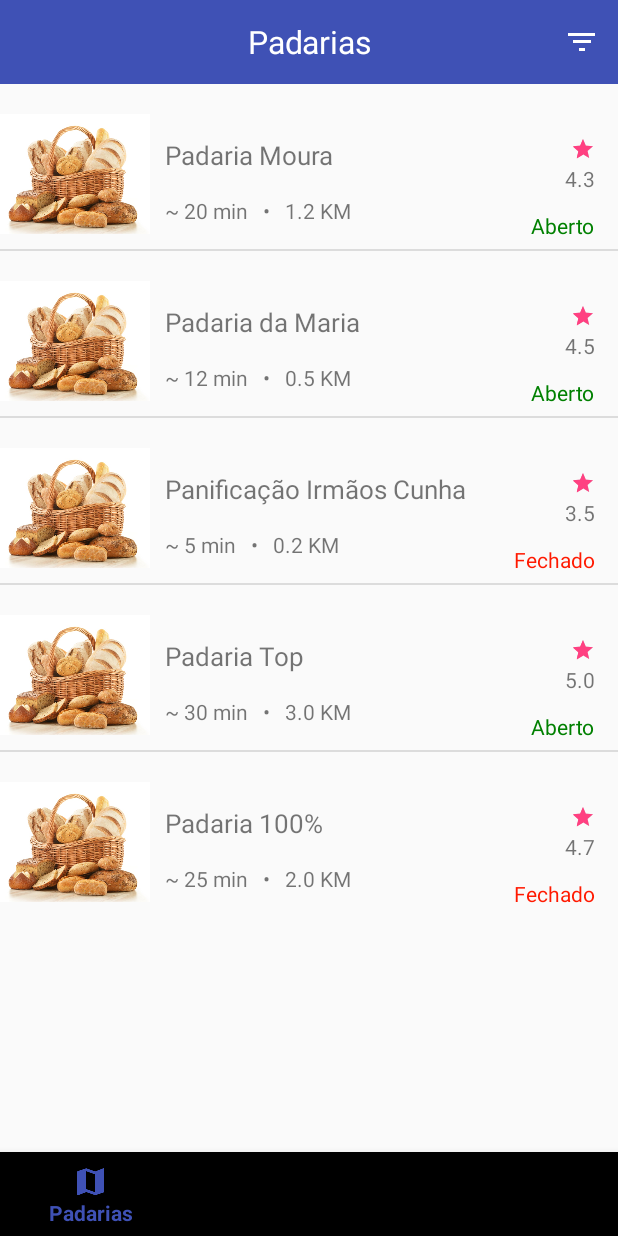
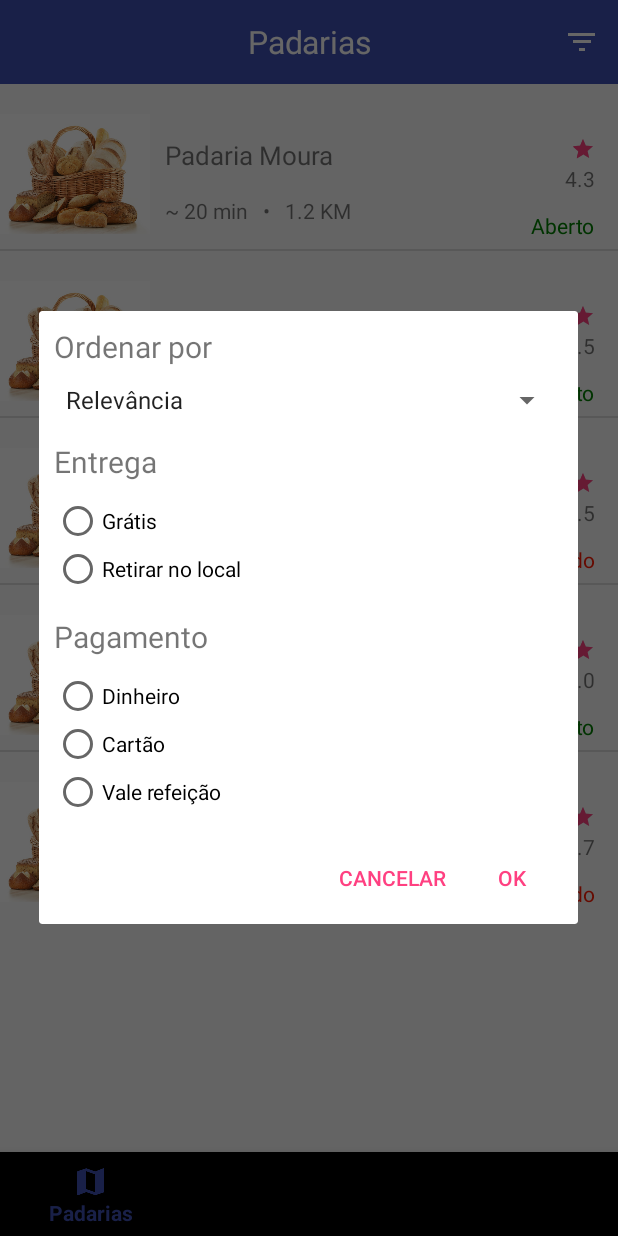
Before and after one commit to Jamylle/Horadopao, an Android app: the PlacesFragment screen opened directly, with no data from a screen before it, after a tap on "Aplicar Filtro", on a phone screen of 412 x 824 dp. Run offline under Robolectric (Android 15) with nearby library versions, the phone set to English and light mode, and no system bars.

```diff
--- a/AhoradoPao/app/src/main/java/com/example/jamylle/ahoradopao/fragments/PlaceDetailsFragment.java
+++ b/AhoradoPao/app/src/main/java/com/example/jamylle/ahoradopao/fragments/PlaceDetailsFragment.java
@@ -41,7 +41,7 @@ public class PlaceDetailsFragment extends Fragment {
 
         TextView toolbarTitle = (TextView) toolbar.findViewById(R.id.toolbar_main_title);
         toolbarTitle.setText(bundle.getString("nome"));
-        toolbarTitle.setTextSize(15);
+        toolbarTitle.setTextSize(18);
 
         TextView nome          = (TextView) view.findViewById(R.id.textView_bakery_name);
         TextView avaliacao     = (TextView) view.findViewById(R.id.textView_ratingBar);
--- a/AhoradoPao/app/src/main/java/com/example/jamylle/ahoradopao/fragments/PlacesFragment.java
+++ b/AhoradoPao/app/src/main/java/com/example/jamylle/ahoradopao/fragments/PlacesFragment.java
@@ -1,20 +1,28 @@
 package com.example.jamylle.ahoradopao.fragments;
 
+import android.content.DialogInterface;
 import android.os.Bundle;
 import android.support.v4.app.Fragment;
 import android.support.v4.app.FragmentManager;
+import android.support.v7.app.AlertDialog;
 import android.support.v7.widget.Toolbar;
 import android.view.LayoutInflater;
+import android.view.Menu;
+import android.view.MenuInflater;
+import android.view.MenuItem;
 import android.view.View;
 import android.view.ViewGroup;
 import android.widget.AdapterView;
+import android.widget.ArrayAdapter;
 import android.widget.ListView;
+import android.widget.Spinner;
 import android.widget.TextView;
 
 import com.example.jamylle.ahoradopao.R;
 import com.example.jamylle.ahoradopao.adapters.PadariaAdapter;
 
 import java.util.ArrayList;
+import java.util.List;
 
 public class PlacesFragment extends Fragment {
 
@@ -35,6 +43,53 @@ public class PlacesFragment extends Fragment {
         if(!toolbar.getMenu().hasVisibleItems()) {
 
             toolbar.inflateMenu(R.menu.menu_toolbar_main);
+            toolbar.setOnMenuItemClickListener(new Toolbar.OnMenuItemClickListener() {
+
+                @Override
+                public boolean onMenuItemClick(MenuItem item) {
+
+                    switch (item.getItemId()) {
+
+                        case R.id.action_filter:
+
+                            LayoutInflater inflater = getActivity().getLayoutInflater();
+                            View dialogView = inflater.inflate(R.layout.dialog_filter_places, null);
+
+                            ArrayList<String> spinnerOptions = new ArrayList<>();
+                            spinnerOptions.add("Relevância");
+                            spinnerOptions.add("Proximidade");
+                            spinnerOptions.add("Maior preço");
+                            spinnerOptions.add("Menor Preço");
+
+                            ArrayAdapter<String> dataAdapter =
+                                    new ArrayAdapter<>(getActivity(), android.R.layout.simple_spinner_item, spinnerOptions);
+
+                            dataAdapter.setDropDownViewResource(android.R.layout.simple_spinner_dropdown_item);
+
+                            Spinner spinner = (Spinner) dialogView.findViewById(R.id.spinner);
+                            spinner.setAdapter(dataAdapter);
+
+                            AlertDialog.Builder dialog = new AlertDialog.Builder(getActivity());
+                            dialog.setView(dialogView);
+                            dialog.setPositiveButton("Ok", new DialogInterface.OnClickListener() {
+                                @Override
+                                public void onClick(DialogInterface dialog, int which) { }
+                            });
+                            dialog.setNegativeButton("Cancelar", new DialogInterface.OnClickListener() {
+                                @Override
+                                public void onClick(DialogInterface dialog, int which) { }
+                            });
+                            dialog.show();
+
+                            break;
+
+                        default:
+                            break;
+                    }
+
+                    return false;
+                }
+            });
         }
 
         padarias = initPlaces();
--- /dev/null
+++ b/AhoradoPao/app/src/main/res/layout/dialog_filter_places.xml
@@ -0,0 +1,79 @@
+<?xml version="1.0" encoding="utf-8"?>
+<LinearLayout
+    xmlns:android="http://schemas.android.com/apk/res/android"
+    android:layout_width="match_parent"
+    android:layout_height="match_parent"
+    android:orientation="vertical"
+    android:padding="@dimen/activity_general_padding">
+
+    <TextView
+        android:layout_width="wrap_content"
+        android:layout_height="wrap_content"
+        android:text="Ordenar por"
+        android:textSize="20sp"/>
+
+    <Spinner
+        android:id="@+id/spinner"
+        android:layout_width="match_parent"
+        android:layout_height="wrap_content"
+        android:layout_marginTop="10dp"/>
+
+    <TextView
+        android:layout_width="wrap_content"
+        android:layout_height="wrap_content"
+        android:layout_marginTop="15dp"
+        android:text="Entrega"
+        android:textSize="20sp"/>
+
+    <RadioGroup
+        android:layout_width="match_parent"
+        android:layout_height="wrap_content"
+        android:layout_marginTop="10dp"
+        android:orientation="vertical">
+
+        <RadioButton
+            android:layout_width="wrap_content"
+            android:layout_height="wrap_content"
+            android:layout_weight="1"
+            android:text="Grátis"/>
+
+        <RadioButton
+            android:layout_width="wrap_content"
+            android:layout_height="wrap_content"
+            android:layout_weight="1"
+            android:text="Retirar no local"/>
+    </RadioGroup>
+
+    <TextView
+        android:layout_width="wrap_content"
+        android:layout_height="wrap_content"
+        android:layout_marginTop="15dp"
+        android:text="Pagamento"
+        android:textSize="20sp"/>
+
+    <RadioGroup
+        android:layout_width="match_parent"
+        android:layout_height="wrap_content"
+        android:layout_marginTop="10dp"
+        android:orientation="vertical">
+
+        <RadioButton
+            android:layout_width="wrap_content"
+            android:layout_height="wrap_content"
+            android:layout_weight="1"
+            android:text="Dinheiro"/>
+
+        <RadioButton
+            android:layout_width="wrap_content"
+            android:layout_height="wrap_content"
+            android:layout_weight="1"
+            android:text="Cartão"/>
+
+        <RadioButton
+            android:layout_width="wrap_content"
+            android:layout_height="wrap_content"
+            android:layout_weight="1"
+            android:text="Vale refeição"/>
+    </RadioGroup>
+
+</LinearLayout>
```
